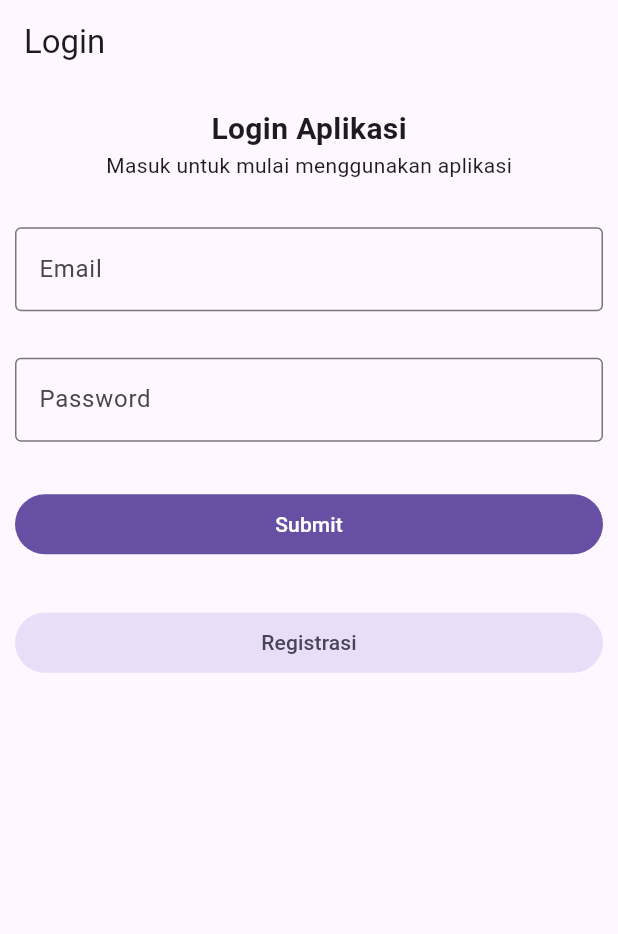
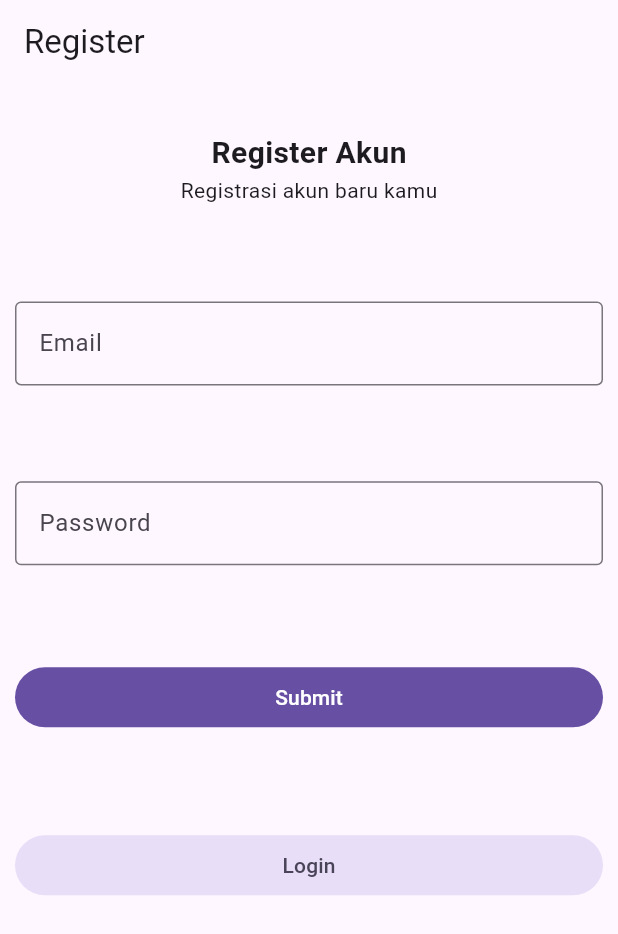
Before and after one commit to DoraOtari/gpa107, a Flutter app: the screen it shows after launch, after a tap on "Registrasi", on a phone screen of 412 x 824 dp. Shown: the top 934 px of the screen. Run offline on Flutter 3.47's test engine with Material 3 defaults, Android fonts, the phone set to English and light mode, and no system bars; our stand-ins replace firebase_auth, firebase_core, shared_preferences; accounts and stored records are empty; network calls fail.

Commit message:
p24 awal

```diff
--- a/lib/login.dart
+++ b/lib/login.dart
@@ -1,4 +1,5 @@
 import 'package:flutter/material.dart';
+import 'package:firebase_auth/firebase_auth.dart';
 
 class LoginPage extends StatefulWidget {
   const LoginPage({super.key});
@@ -10,6 +11,18 @@ class LoginPage extends StatefulWidget {
 class _LoginPageState extends State<LoginPage> {
   final emailCon = TextEditingController();
   final passwordCon = TextEditingController();
+  Future<void> _register(email, password) async {
+    try {
+      await FirebaseAuth.instance
+          .createUserWithEmailAndPassword(email: email, password: password);
+      Navigator.pushReplacementNamed(context, '/login');
+      ScaffoldMessenger.of(context)
+          .showSnackBar(const SnackBar(content: Text('Berhasil Registrasi')));
+    } catch (e) {
+      ScaffoldMessenger.of(context)
+          .showSnackBar(SnackBar(content: Text('Gagal Registrasi $e')));
+    }
+  }
 
   @override
   Widget build(BuildContext context) {
@@ -18,7 +31,7 @@ class _LoginPageState extends State<LoginPage> {
         title: const Text('Login'),
       ),
       body: Container(
-        padding: EdgeInsets.symmetric(horizontal: 10),
+        padding: const EdgeInsets.symmetric(horizontal: 10),
         height: MediaQuery.of(context).size.height * 0.5,
         child:
             Column(mainAxisAlignment: MainAxisAlignment.spaceAround, children: [
@@ -44,7 +57,9 @@ class _LoginPageState extends State<LoginPage> {
           ),
           SizedBox(
             width: double.infinity,
-            child: FilledButton(onPressed: () {}, child: const Text('Submit')),
+            child: FilledButton(
+                onPressed: () => _register(emailCon.text, passwordCon.text),
+                child: const Text('Submit')),
           ),
           SizedBox(
             width: double.infinity,
--- a/lib/main.dart
+++ b/lib/main.dart
@@ -4,11 +4,13 @@ import 'package:myapp/galeri.dart';
 import 'package:myapp/keranjang.dart';
 import 'package:myapp/keranjang_page.dart';
 import 'package:myapp/login.dart';
+import 'package:myapp/register.dart';
 import 'package:myapp/toko.dart';
 import 'package:provider/provider.dart';
 
 //fungsi utama untuk menjalankan kode
 void main() {
+  WidgetsFlutterBinding.ensureInitialized();
   runApp(MultiProvider(
       providers: [
         ChangeNotifierProvider(
@@ -20,6 +22,8 @@ void main() {
       ],
       child: MaterialApp(routes: {
         '/keranjang': (context) => const KeranjangPage(),
+        '/register': (context) => const RegisterPage(),
+        '/login': (context) => const LoginPage(),
       }, debugShowCheckedModeBanner: false, home: const LoginPage())));
 }
 
--- a/lib/register.dart
+++ b/lib/register.dart
@@ -1,4 +1,6 @@
 import 'package:flutter/material.dart';
+import 'package:firebase_auth/firebase_auth.dart';
+import 'package:firebase_core/firebase_core.dart';
 
 class RegisterPage extends StatefulWidget {
   const RegisterPage({super.key});
@@ -12,6 +14,20 @@ class _RegisterPageState extends State<RegisterPage> {
   final emailCon = TextEditingController();
   final passwordCon = TextEditingController();
 
+  Future<void> _registerAkun(context, email, password) async {
+    late String pesan;
+    try {
+      await Firebase.initializeApp();
+      await FirebaseAuth.instance.createUserWithEmailAndPassword(
+          email: emailCon.text, password: passwordCon.text);
+      Navigator.pushReplacementNamed(context, '/login');
+      pesan = 'Berhasil Mendaftar akun baru!';
+    } catch (e) {
+      pesan = 'Gagal Mendaftar akun baru! ${e.toString()}';
+    }
+    ScaffoldMessenger.of(context).showSnackBar(SnackBar(content: Text(pesan)));
+  }
+
   @override
   Widget build(BuildContext context) {
     return Scaffold(
@@ -19,8 +35,8 @@ class _RegisterPageState extends State<RegisterPage> {
         title: const Text('Register'),
       ),
       body: Container(
-        padding: EdgeInsets.symmetric(horizontal: 10),
-        height: MediaQuery.of(context).size.height * 0.6,
+        padding: const EdgeInsets.symmetric(horizontal: 10),
+        height: MediaQuery.of(context).size.height * 0.7,
         child:
             Column(mainAxisAlignment: MainAxisAlignment.spaceAround, children: [
           const Column(
@@ -31,11 +47,6 @@ class _RegisterPageState extends State<RegisterPage> {
               ),
               Text('Registrasi akun baru kamu'),
             ],
-          ),
-          TextField(
-            controller: namaCon,
-            decoration: const InputDecoration(
-                border: OutlineInputBorder(), label: Text('Nama Lengkap')),
           ),
           TextField(
             controller: emailCon,
@@ -50,12 +61,17 @@ class _RegisterPageState extends State<RegisterPage> {
           ),
           SizedBox(
             width: double.infinity,
-            child: FilledButton(onPressed: () {}, child: const Text('Submit')),
+            child: FilledButton(
+                onPressed: () =>
+                    _registerAkun(context, emailCon.text, passwordCon.text),
+                child: const Text('Submit')),
           ),
           SizedBox(
             width: double.infinity,
             child: FilledButton.tonal(
-                onPressed: () {}, child: const Text('Login')),
+                onPressed: () =>
+                    Navigator.pushReplacementNamed(context, '/login'),
+                child: const Text('Login')),
           ),
         ]),
       ),
--- a/pubspec.yaml
+++ b/pubspec.yaml
@@ -40,7 +40,7 @@ dependencies:
   intl: ^0.20.1
   shared_preferences: ^2.3.5
   firebase_core: ^3.11.0
-  firebase_auth: ^5.4.2
+  firebase_auth: ^5.5.0
 
 dev_dependencies:
   flutter_test:
```
Also changed, not shown: lib/firebase_options.dart, pubspec.lock, 250 other files.
